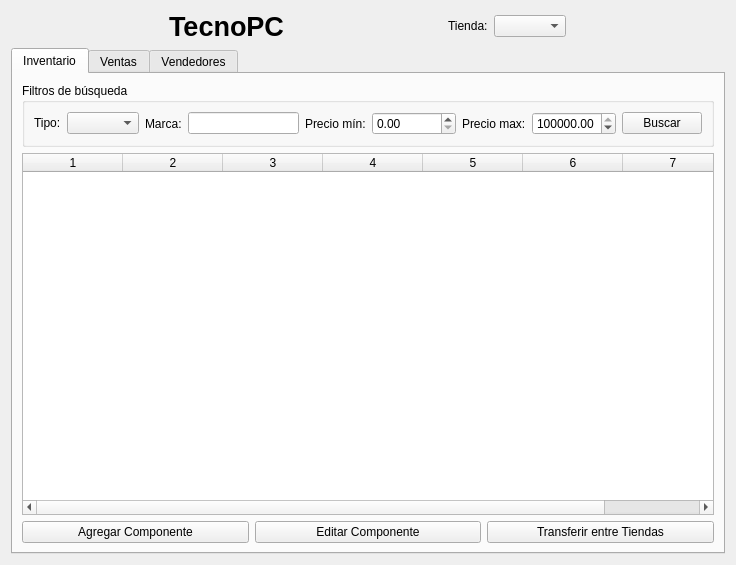
Matiti061/TecnoPC, file ui/main.ui: the form before one commit.
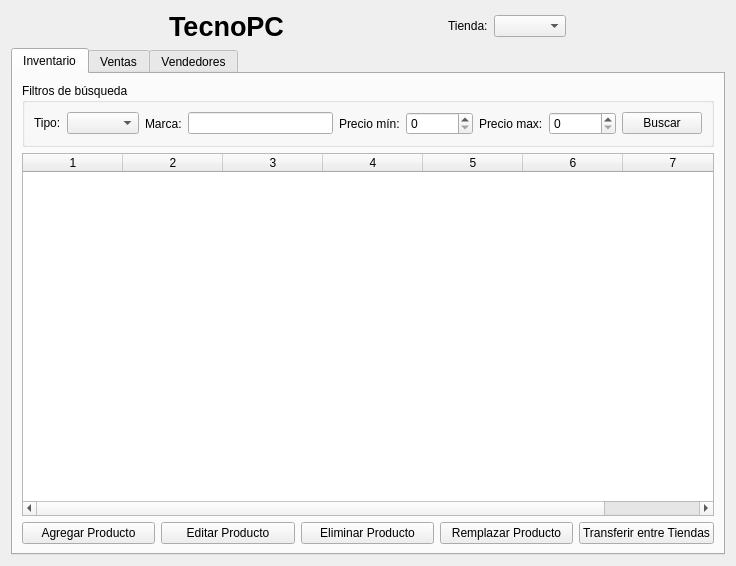
The form after the commit.

Commit message: ligero ajuste interfaz

What changed in the file:
```diff
--- a/ui/main.ui
+++ b/ui/main.ui
@@ -10,7 +10,7 @@
     <x>0</x>
     <y>0</y>
     <width>736</width>
-    <height>565</height>
+    <height>566</height>
    </rect>
   </property>
   <property name="windowTitle">
@@ -86,9 +86,9 @@
            </widget>
           </item>
           <item>
-           <widget class="QDoubleSpinBox" name="precio_min">
+           <widget class="QSpinBox" name="precio_min">
             <property name="maximum">
-             <double>100000.000000000000000</double>
+             <number>2000000</number>
             </property>
            </widget>
           </item>
@@ -100,15 +100,9 @@
            </widget>
           </item>
           <item>
-           <widget class="QDoubleSpinBox" name="precio_max">
+           <widget class="QSpinBox" name="precio_max">
             <property name="maximum">
-             <double>100000.000000000000000</double>
-            </property>
-            <property name="singleStep">
-             <double>100000.000000000000000</double>
-            </property>
-            <property name="value">
-             <double>100000.000000000000000</double>
+             <number>2000000</number>
             </property>
            </widget>
           </item>
@@ -141,14 +135,28 @@
          <item>
           <widget class="QPushButton" name="add_component_btn">
            <property name="text">
-            <string>Agregar Componente</string>
+            <string>Agregar Producto</string>
            </property>
           </widget>
          </item>
          <item>
           <widget class="QPushButton" name="edit_component_btn">
            <property name="text">
-            <string>Editar Componente</string>
+            <string>Editar Producto</string>
+           </property>
+          </widget>
+         </item>
+         <item>
+          <widget class="QPushButton" name="elim_component_btn">
+           <property name="text">
+            <string>Eliminar Producto</string>
+           </property>
+          </widget>
+         </item>
+         <item>
+          <widget class="QPushButton" name="replace_component_btn">
+           <property name="text">
+            <string>Remplazar Producto</string>
            </property>
           </widget>
          </item>
```
Left out of the diff: 24 changed lines with no effect on the pictures. The commit also changes 5 other files.
